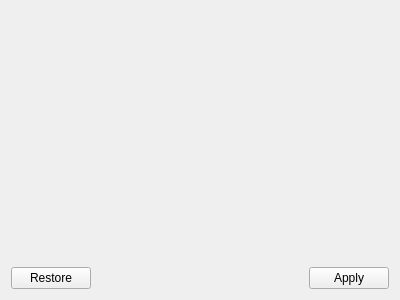
Old version of the form src/widgets/cameracontrolswidget.ui in the repository GuLinux/PlanetaryImager.
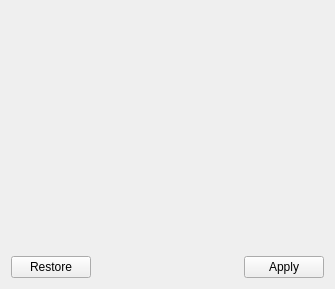
New version of the form.

Commit message: Much better grid-aligned controls widget

Patch:
```diff
--- a/src/widgets/cameracontrolswidget.ui
+++ b/src/widgets/cameracontrolswidget.ui
@@ -6,8 +6,8 @@
    <rect>
     <x>0</x>
     <y>0</y>
-    <width>400</width>
-    <height>300</height>
+    <width>335</width>
+    <height>289</height>
    </rect>
   </property>
   <property name="windowTitle">
@@ -42,25 +42,7 @@
     </spacer>
    </item>
    <item row="0" column="0" colspan="6">
-    <widget class="QWidget" name="controls_box" native="true">
-     <layout class="QVBoxLayout" name="verticalLayout">
-      <property name="spacing">
-       <number>2</number>
-      </property>
-      <property name="leftMargin">
-       <number>0</number>
-      </property>
-      <property name="topMargin">
-       <number>0</number>
-      </property>
-      <property name="rightMargin">
-       <number>0</number>
-      </property>
-      <property name="bottomMargin">
-       <number>0</number>
-      </property>
-     </layout>
-    </widget>
+    <widget class="QWidget" name="controls_box" native="true"/>
    </item>
   </layout>
  </widget>
```
The commit also changes 1 other file.
